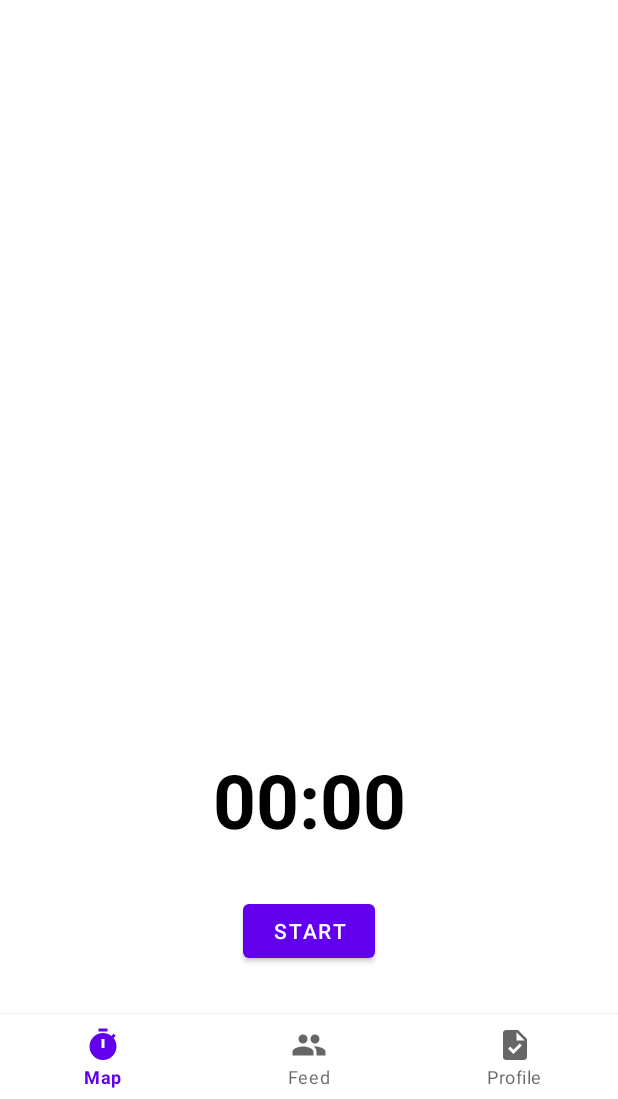
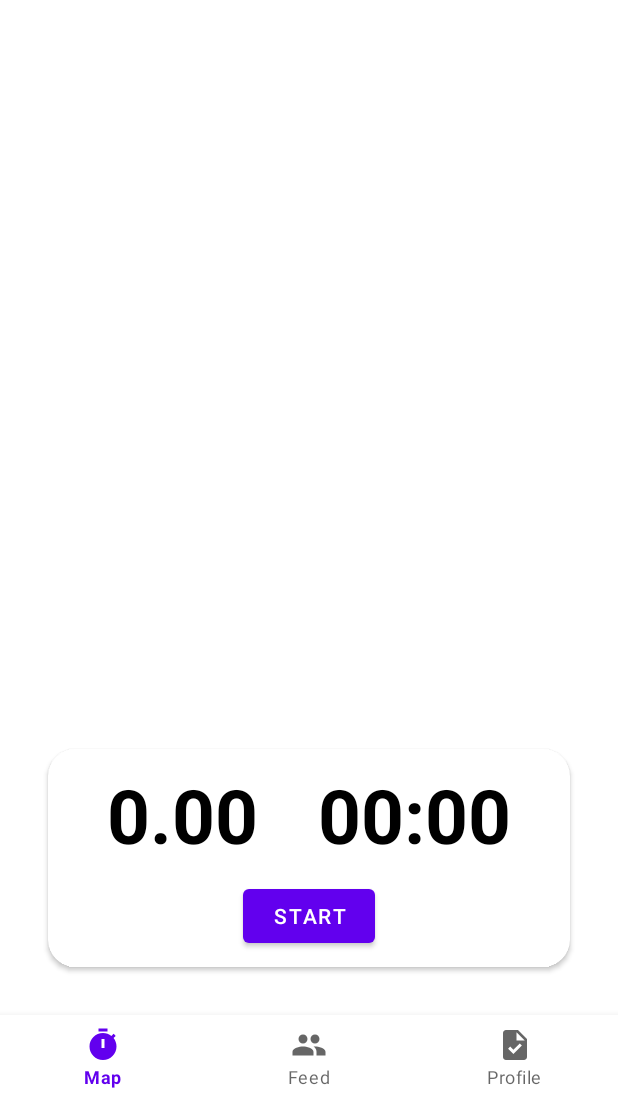
Before and after one commit to eapsa/cm_android_oart, an Android app: the screen it shows after launch once a user with an empty profile is signed in (MainActivity), on a phone screen of 412 x 824 dp, the part 137-1236 px from its top. Run offline under Robolectric (Android 15) with nearby library versions, the phone set to English and light mode, and no system bars; our stand-ins replace Firebase (no records; nobody signed in at launch, a user with empty details on screens opened directly), navigation-ui.

Commit message:
add card

```diff
--- a/app/src/main/java/com/example/oart/BlankFragment2.kt
+++ b/app/src/main/java/com/example/oart/BlankFragment2.kt
@@ -88,8 +88,8 @@ class BlankFragment2 : Fragment() {
         startButton.setOnClickListener {
             startButton.visibility = View.GONE
             pauseButton.visibility = View.VISIBLE
-            FirebaseAuth.getInstance().signOut();
-            startActivity(Intent(activity as MainActivity, SignInActivity::class.java))
+//            FirebaseAuth.getInstance().signOut();
+//            startActivity(Intent(activity as MainActivity, SignInActivity::class.java))
         }
 
         pauseButton.setOnClickListener {
--- a/app/src/main/res/drawable/background_border.xml
+++ b/app/src/main/res/drawable/background_border.xml
@@ -18,5 +18,5 @@
     <solid android:color="@android:color/white" />
     <stroke android:width="1dp" android:color="@color/white"/>
     <!-- The radius makes the corners rounded -->
-    <corners android:radius="5dp" />
+    <corners android:radius="32dp"/>
 </shape>
--- a/app/src/main/res/layout/fragment_maps.xml
+++ b/app/src/main/res/layout/fragment_maps.xml
@@ -25,11 +25,101 @@ tools:context=".BlankFragment2">
         app:layout_constraintVertical_bias="0.0"
         tools:context=".MapsFragment" />
 
+
+    <androidx.cardview.widget.CardView
+        android:layout_width="0dp"
+        android:layout_height="wrap_content"
+        android:background="@drawable/background_border"
+        app:layout_constraintBottom_toBottomOf="parent"
+        app:layout_constraintEnd_toEndOf="parent"
+        android:layout_margin="32dp"
+        app:cardCornerRadius="18dp"
+        app:layout_constraintStart_toStartOf="parent">
+
+        <TableLayout
+            android:layout_width="match_parent"
+            android:layout_height="match_parent">
+            <TableRow
+                android:id="@+id/tableRow2"
+                android:layout_width="match_parent"
+                android:layout_height="match_parent"
+                android:gravity="center_horizontal"
+                app:layout_constraintBottom_toBottomOf="parent"
+                app:layout_constraintEnd_toEndOf="parent"
+                app:layout_constraintHorizontal_bias="0.0"
+                app:layout_constraintStart_toStartOf="parent">
+
+                <TextView
+                    android:id="@+id/textView2"
+                    android:layout_width="wrap_content"
+                    android:layout_height="wrap_content"
+                    android:layout_marginRight="10dp"
+                    android:text="@string/Init_speed"
+                    android:padding="10dp"
+                    android:textAlignment="center"
+                    android:textColor="@color/black"
+                    android:textSize="50sp"
+                    android:textStyle="bold"/>
+
+                <Chronometer
+                    android:id="@+id/idCMmeter"
+                    android:layout_width="wrap_content"
+                    android:layout_height="wrap_content"
+                    android:layout_marginLeft="10dp"
+                    android:padding="10dp"
+                    android:textAlignment="center"
+                    android:textColor="@color/black"
+                    android:textSize="50sp"
+                    android:textStyle="bold" />
+
+                <!--        <Chronometer-->
+                <!--            android:id="@+id/idCMmeter"-->
+                <!--            android:layout_width="match_parent"-->
+                <!--            android:layout_height="wrap_content"-->
+                <!--            android:layout_centerInParent="true"-->
+                <!--            android:layout_margin="100dp"-->
+                <!--            android:gravity="center"-->
+                <!--            android:padding="10dp"-->
+                <!--            android:textAlignment="center"-->
+                <!--            android:textColor="@color/black"-->
+                <!--            android:textSize="50sp"-->
+                <!--            android:textStyle="bold"-->
+                <!--            android:background="@drawable/background_border"-->
+                <!--            app:layout_constraintBottom_toBottomOf="parent"-->
+                <!--            tools:layout_editor_absoluteX="20dp" />-->
+            </TableRow>
+            <TableRow
+                android:layout_width="match_parent"
+                android:layout_height="match_parent"
+                android:gravity="center_horizontal"
+                app:layout_constraintBottom_toBottomOf="parent"
+                app:layout_constraintEnd_toEndOf="parent"
+                app:layout_constraintStart_toStartOf="parent">
+
+                <Button
+                    android:id="@+id/resume_button"
+                    android:layout_width="wrap_content"
+                    android:layout_height="wrap_content"
+                    android:layout_marginRight="10dp"
+                    android:layout_marginBottom="10dp"
+                    android:text="@string/resume_location_updates_button_text"
+                    android:visibility="gone"
+                    tools:visibility="visible" />
+
+                <Button
+                    android:id="@+id/terminate_button"
+                    android:layout_width="wrap_content"
+                    android:layout_height="wrap_content"
+                    android:layout_marginLeft="10dp"
+                    android:layout_marginBottom="10dp"
+                    android:text="@string/terminate_location_updates_button_text"
+                    android:visibility="gone"
+                    tools:visibility="visible" />
                 <Button
                     android:id="@+id/start_button"
                     android:layout_width="wrap_content"
                     android:layout_height="wrap_content"
-        android:layout_marginBottom="32dp"
+                    android:layout_marginBottom="10dp"
                     android:text="@string/start_location_updates_button_text"
                     app:layout_constraintBottom_toBottomOf="parent"
                     app:layout_constraintEnd_toEndOf="parent"
@@ -40,58 +130,24 @@ tools:context=".BlankFragment2">
                     android:id="@+id/pause_button"
                     android:layout_width="wrap_content"
                     android:layout_height="wrap_content"
-        android:layout_marginBottom="32dp"
+                    android:layout_marginBottom="10dp"
                     android:text="@string/pause_location_updates_button_text"
                     android:visibility="gone"
                     app:layout_constraintBottom_toBottomOf="parent"
                     app:layout_constraintEnd_toEndOf="parent"
                     app:layout_constraintStart_toStartOf="parent"
                     tools:visibility="gone" />
+            </TableRow>
+        </TableLayout>
+    </androidx.cardview.widget.CardView>
 
-    <TableRow
-        android:layout_width="0dp"
-        android:layout_height="wrap_content"
-        android:gravity="center_horizontal"
-        app:layout_constraintBottom_toBottomOf="parent"
-        app:layout_constraintEnd_toEndOf="parent"
-        app:layout_constraintStart_toStartOf="parent">
 
-        <Button
-            android:id="@+id/resume_button"
-            android:layout_width="wrap_content"
-            android:layout_height="wrap_content"
-            android:layout_marginRight="32dp"
-            android:layout_marginBottom="32dp"
-            android:text="@string/resume_location_updates_button_text"
-            android:visibility="gone"
-            tools:visibility="visible" />
 
-        <Button
-            android:id="@+id/terminate_button"
-            android:layout_width="wrap_content"
-            android:layout_height="wrap_content"
-            android:layout_marginLeft="32dp"
-            android:layout_marginBottom="32dp"
-            android:text="@string/terminate_location_updates_button_text"
-            android:visibility="gone"
-            tools:visibility="visible" />
-    </TableRow>
 
-    <Chronometer
-        android:id="@+id/idCMmeter"
-        android:layout_width="match_parent"
-        android:layout_height="wrap_content"
-        android:layout_centerInParent="true"
-        android:layout_margin="100dp"
-        android:gravity="center"
-        android:padding="10dp"
-        android:textAlignment="center"
-        android:textColor="@color/black"
-        android:textSize="50sp"
-        android:textStyle="bold"
-        android:background="@drawable/background_border"
-        app:layout_constraintBottom_toBottomOf="parent"
-        tools:layout_editor_absoluteX="20dp" />
+
+
+
+
 
 </androidx.constraintlayout.widget.ConstraintLayout>
 
--- a/app/src/main/res/values/strings.xml
+++ b/app/src/main/res/values/strings.xml
@@ -45,4 +45,5 @@
     <string name="hello_first_fragment">Hello first fragment</string>
     <string name="hello_second_fragment">Hello second fragment. Arg: %1$s</string>
     <string name="title_activity_sign_in">SignInActivity</string>
+    <string name="Init_speed">0.00</string>
 </resources>
```
Also changed, not shown: app/src/main/java/com/example/oart/MapsFragment.kt (+36 -3 lines), app/src/main/res/layout/fragment_blank2.xml (+66 -47 lines). Lines whose indentation alone changed are shown as unchanged.
